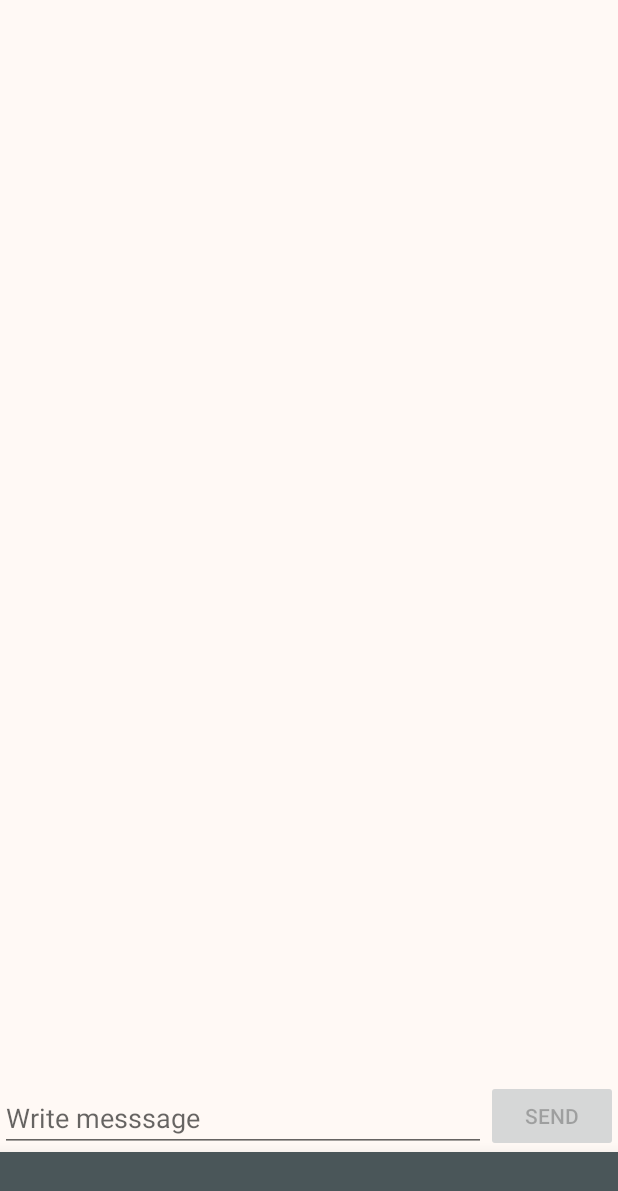
After one commit to Del-S/WearFingerprint, an Android app: the BluetoothTest screen opened directly, with no data from a screen before it, on a phone screen of 412 x 824 dp. The commit adds this screen. Shown: the top 1191 px of the screen. Run offline under Robolectric (Android 15) with nearby library versions, the phone set to English and light mode, and no system bars; libraries missing offline, so code that uses them is left out: org.altbeacon.beacon; 2 statements that could not run were skipped.

Commit message:
Bluetooth communication read/write test

```diff
--- a/app/src/main/AndroidManifest.xml
+++ b/app/src/main/AndroidManifest.xml
@@ -27,6 +27,7 @@
             </intent-filter>
         </activity>
         <activity android:name=".activities.devices.ShowDevicesActivity" />
+        <activity android:name=".activities.bluetoothTest.BluetoothTest"></activity>
     </application>
 
 </manifest>
--- a/app/src/main/java/cz/uhk/fim/kikm/wearnavigationsimple/WearApplication.java
+++ b/app/src/main/java/cz/uhk/fim/kikm/wearnavigationsimple/WearApplication.java
@@ -61,7 +61,6 @@ public class WearApplication extends Application {
     public static BluetoothConnectionService getConnectionService(Context context) {
         if(sService == null) {
             // Construct communication service
-            Configuration config = Configuration.getConfiguration(context);
             sService = new BluetoothConnectionService();
         }
         return sService;
--- /dev/null
+++ b/app/src/main/java/cz/uhk/fim/kikm/wearnavigationsimple/activities/bluetoothTest/BltAdapter.java
@@ -0,0 +1,65 @@
+package cz.uhk.fim.kikm.wearnavigationsimple.activities.bluetoothTest;
+
+import android.bluetooth.BluetoothDevice;
+import android.content.Context;
+import android.support.v7.widget.RecyclerView;
+import android.view.LayoutInflater;
+import android.view.View;
+import android.view.ViewGroup;
+import android.widget.TextView;
+
+import java.util.ArrayList;
+import java.util.List;
+
+import cz.uhk.fim.kikm.wearnavigationsimple.R;
+
+public class BltAdapter extends RecyclerView.Adapter {
+
+    // Layout variables
+    private LayoutInflater mInflater;
+    // Messages list to display
+    private List<String> mMessages = new ArrayList<>();
+
+    public BltAdapter(Context context) {
+        // Load inflater to create layout
+        mInflater = LayoutInflater.from(context);
+    }
+
+    @Override
+    public RecyclerView.ViewHolder onCreateViewHolder(ViewGroup parent, int viewType) {
+        // Creating single item view
+        View view = mInflater.inflate(R.layout.item_message, parent, false);
+        return new MessageViewHolder(view);
+    }
+
+    @Override
+    public void onBindViewHolder(RecyclerView.ViewHolder holder, int position) {
+        // Get device and view to input data into
+        final String message = mMessages.get(position);
+        final MessageViewHolder messageViewHolder = (MessageViewHolder) holder;
+
+        // Set text to display
+        messageViewHolder.text.setText(message);
+    }
+
+    @Override
+    public int getItemCount() {
+        return mMessages.size();
+    }
+
+    public void addMessage(String message) {
+        mMessages.add(message);
+        notifyDataSetChanged();
+    }
+
+    class MessageViewHolder extends RecyclerView.ViewHolder  {
+        TextView text;
+
+        MessageViewHolder(View itemView) {
+            super(itemView);
+
+            // Find item views
+            text = itemView.findViewById(R.id.im_text);
+        }
+    }
+}
--- /dev/null
+++ b/app/src/main/java/cz/uhk/fim/kikm/wearnavigationsimple/activities/bluetoothTest/BluetoothTest.java
@@ -0,0 +1,166 @@
+package cz.uhk.fim.kikm.wearnavigationsimple.activities.bluetoothTest;
+
+import android.bluetooth.BluetoothDevice;
+import android.graphics.drawable.Drawable;
+import android.os.Bundle;
+import android.os.Handler;
+import android.support.v4.content.ContextCompat;
+import android.support.v7.widget.LinearLayoutManager;
+import android.support.v7.widget.RecyclerView;
+import android.util.Log;
+import android.view.View;
+import android.widget.Button;
+import android.widget.EditText;
+import android.widget.Toast;
+
+import cz.uhk.fim.kikm.wearnavigationsimple.BaseActivity;
+import cz.uhk.fim.kikm.wearnavigationsimple.R;
+import cz.uhk.fim.kikm.wearnavigationsimple.WearApplication;
+import cz.uhk.fim.kikm.wearnavigationsimple.model.tasks.BluetoothConnection.BluetoothConnectionHandler;
+import cz.uhk.fim.kikm.wearnavigationsimple.model.tasks.BluetoothConnection.BluetoothConnectionInterface;
+import cz.uhk.fim.kikm.wearnavigationsimple.model.tasks.BluetoothConnection.BluetoothConnectionService;
+import cz.uhk.fim.kikm.wearnavigationsimple.utils.SimpleDividerItemDecoration;
+
+public class BluetoothTest extends BaseActivity implements BluetoothConnectionInterface {
+
+    // Bluetooth connection service
+    private BluetoothConnectionService mConnectionService;
+    // Handler for Bluetooth connection service using this as interface
+    private final Handler mHandler = new BluetoothConnectionHandler(this);
+    // Messages adapter
+    private BltAdapter mAdapter;
+    // List of messages
+    private RecyclerView mList;
+    // Button to send message
+    private Button sendMessage;
+
+    @Override
+    protected void onCreate(Bundle savedInstanceState) {
+        super.onCreate(savedInstanceState);
+
+        // Load connection service
+        mConnectionService = WearApplication.getConnectionService(this);
+        mConnectionService.setHandler(mHandler);
+
+        // Try to connect to the device
+        BluetoothDevice device = mConfiguration.getBondedDevice();
+        Log.d("BTTest", "Connect device: " + device.getName());
+        Log.d("BTTest", "Connect device: " + device.getAddress());
+        if(device != null) {
+            mConnectionService.connect(device, true);
+        }
+
+        // Divider for row items
+        Drawable divider = ContextCompat.getDrawable(this, R.drawable.row_with_divider);
+        // Load adapter instance
+        mAdapter = new BltAdapter(this);
+        // List of send messages
+        mList = findViewById(R.id.abt_message_list);
+        mList.setLayoutManager(new LinearLayoutManager(this));
+        mList.setAdapter(mAdapter);
+        mList.addItemDecoration(new SimpleDividerItemDecoration(divider));
+
+        final EditText message = findViewById(R.id.abt_message);
+        sendMessage = findViewById(R.id.abt_send);
+        sendMessage.setOnClickListener(new View.OnClickListener() {
+            @Override
+            public void onClick(View v) {
+                byte[] writeMessage = message.getText().toString().getBytes();
+                message.setText("");
+                mConnectionService.write(writeMessage);
+            }
+        });
+    }
+
+    /**
+     * Handles Fragment destroy function to disable services
+     */
+    @Override
+    public void onDestroy() {
+        super.onDestroy();
+        // Cancel Bluetooth communication service
+        if (mConnectionService != null) {
+            mConnectionService.stop();
+        }
+    }
+
+    /**
+     * Handles Fragment resume function to bind all functions back
+     */
+    @Override
+    public void onResume() {
+        super.onResume();
+
+        // Start Bluetooth connection service
+        if (mConnectionService != null) {
+            // Only if the state is STATE_NONE, do we know that we haven't started already
+            if (mConnectionService.getState() == BluetoothConnectionService.STATE_NONE) {
+                // Start the Bluetooth chat services
+                mConnectionService.start();
+            }
+        }
+    }
+
+    @Override
+    protected void updateUI() {
+        // Not used
+    }
+
+    @Override
+    public void deviceConnected(BluetoothDevice device) {
+        // Getting display name or address for the device
+        String displayName = device.getName();
+        if(displayName == null || displayName.isEmpty()) {
+            displayName = device.getAddress();
+        }
+
+        // Display connection error message to inform user
+        Toast.makeText(this,
+                "Connected to the device: " + displayName,
+                Toast.LENGTH_SHORT).show();
+
+        // Disable message sending
+        sendMessage.setEnabled(true);
+    }
+
+    @Override
+    public void connectionFailed(BluetoothDevice device) {
+        // Getting display name or address for the device
+        String displayName = device.getName();
+        if(displayName == null || displayName.isEmpty()) {
+            displayName = device.getAddress();
+        }
+
+        // Display connection error message to inform user
+        Toast.makeText(this,
+                String.format(getResources().getString(R.string.fdb_notice_connection_failed), displayName),
+                Toast.LENGTH_SHORT).show();
+
+        // Disable message sending
+        sendMessage.setEnabled(false);
+    }
+
+    @Override
+    public void messageReceived(String message) {
+        if(message != null && !message.isEmpty()) {
+            mAdapter.addMessage(message);
+        }
+    }
+
+    @Override
+    public void messageSend(String message) {
+        if(message != null && !message.isEmpty()) {
+            mAdapter.addMessage(message);
+        }
+    }
+
+    @Override
+    protected int getContentViewId() {
+        return R.layout.activity_bluetooth_test;
+    }
+
+    @Override
+    protected int getNavigationMenuItemId() {
+        return R.id.action_show_bluetooth_test;
+    }
+}
--- a/app/src/main/java/cz/uhk/fim/kikm/wearnavigationsimple/model/tasks/BluetoothConnection/BluetoothConnectionHandler.java
+++ b/app/src/main/java/cz/uhk/fim/kikm/wearnavigationsimple/model/tasks/BluetoothConnection/BluetoothConnectionHandler.java
@@ -3,7 +3,6 @@ package cz.uhk.fim.kikm.wearnavigationsimple.model.tasks.BluetoothConnection;
 import android.bluetooth.BluetoothDevice;
 import android.os.Handler;
 import android.os.Message;
-import android.util.Log;
 
 public class BluetoothConnectionHandler extends Handler {
     private BluetoothConnectionInterface mInterface;
@@ -21,13 +20,13 @@ public class BluetoothConnectionHandler extends Handler {
                 byte[] writeBuf = (byte[]) msg.obj;
                 // construct a string from the buffer
                 String writeMessage = new String(writeBuf);
-                Log.d(TAG, "Message write: " + writeMessage);
+                mInterface.messageSend(writeMessage);
                 break;
             case BluetoothConnectionService.MESSAGE_READ:
                 byte[] readBuf = (byte[]) msg.obj;
                 // construct a string from the valid bytes in the buffer
                 String readMessage = new String(readBuf, 0, msg.arg1);
-                Log.d(TAG, "Message read: " + readMessage);
+                mInterface.messageReceived(readMessage);
                 break;
             case BluetoothConnectionService.MESSAGE_DEVICE_CONNECTED:
                 // Call device connected via Interface
--- a/app/src/main/java/cz/uhk/fim/kikm/wearnavigationsimple/model/tasks/BluetoothConnection/BluetoothConnectionInterface.java
+++ b/app/src/main/java/cz/uhk/fim/kikm/wearnavigationsimple/model/tasks/BluetoothConnection/BluetoothConnectionInterface.java
@@ -17,8 +17,23 @@ public interface BluetoothConnectionInterface {
 
     /**
      * Failed connection to a specific device.
+     * Inform context that connection failed.
      *
      * @param device that was not connected
      */
     void connectionFailed(BluetoothDevice device);
+
+    /**
+     * Pass received message to handle or display.
+     *
+     * @param message that was received
+     */
+    void messageReceived(String message);
+
+    /**
+     * Informs that message was send. Just to confirm.
+     *
+     * @param message that was send
+     */
+    void messageSend(String message);
 }
--- /dev/null
+++ b/app/src/main/res/drawable/ic_bluetooth_24dp.xml
@@ -0,0 +1,9 @@
+<vector xmlns:android="http://schemas.android.com/apk/res/android"
+        android:width="24dp"
+        android:height="24dp"
+        android:viewportWidth="24.0"
+        android:viewportHeight="24.0">
+    <path
+        android:fillColor="@color/colorMenuButton"
+        android:pathData="M17.71,7.71L12,2h-1v7.59L6.41,5 5,6.41 10.59,12 5,17.59 6.41,19 11,14.41L11,22h1l5.71,-5.71 -4.3,-4.29 4.3,-4.29zM13,5.83l1.88,1.88L13,9.59L13,5.83zM14.88,16.29L13,18.17v-3.76l1.88,1.88z"/>
+</vector>
--- /dev/null
+++ b/app/src/main/res/layout/activity_bluetooth_test.xml
@@ -0,0 +1,58 @@
+<?xml version="1.0" encoding="utf-8"?>
+<android.support.constraint.ConstraintLayout xmlns:android="http://schemas.android.com/apk/res/android"
+    xmlns:app="http://schemas.android.com/apk/res-auto"
+    xmlns:tools="http://schemas.android.com/tools"
+    android:layout_width="match_parent"
+    android:layout_height="match_parent"
+    tools:context="cz.uhk.fim.kikm.wearnavigationsimple.activities.bluetoothTest.BluetoothTest">
+
+    <android.support.v7.widget.RecyclerView
+        android:id="@+id/abt_message_list"
+        android:layout_width="match_parent"
+        android:layout_height="wrap_content"
+        app:layout_constraintBottom_toTopOf="@id/abt_send_content"
+        app:layout_constraintEnd_toEndOf="parent"
+        app:layout_constraintStart_toStartOf="parent"
+        app:layout_constraintTop_toTopOf="parent"
+        app:layout_constraintVertical_bias="1" />
+
+    <android.support.constraint.ConstraintLayout
+        android:id="@+id/abt_send_content"
+        android:layout_width="match_parent"
+        android:layout_height="wrap_content"
+        app:layout_constraintBottom_toTopOf="@+id/bottom_menu"
+        app:layout_constraintEnd_toEndOf="parent"
+        app:layout_constraintStart_toStartOf="parent">
+
+        <Button
+            android:id="@+id/abt_send"
+            android:layout_width="wrap_content"
+            android:layout_height="wrap_content"
+            android:text="Send"
+            android:enabled="false"
+            app:layout_constraintBottom_toBottomOf="parent"
+            app:layout_constraintEnd_toEndOf="parent" />
+
+        <EditText
+            android:id="@+id/abt_message"
+            android:layout_width="0dp"
+            android:layout_height="wrap_content"
+            android:ems="10"
+            android:inputType="textPersonName"
+            android:hint="Write messsage"
+            app:layout_constraintBottom_toBottomOf="parent"
+            app:layout_constraintEnd_toStartOf="@+id/abt_send"
+            app:layout_constraintStart_toStartOf="parent" />
+
+    </android.support.constraint.ConstraintLayout>
+
+    <include
+        layout="@layout/element_bottom_menu"
+        android:layout_width="0dp"
+        android:layout_height="wrap_content"
+        app:layout_constraintBottom_toBottomOf="parent"
+        app:layout_constraintLeft_toLeftOf="parent"
+        app:layout_constraintRight_toRightOf="parent"
+        />
+
+</android.support.constraint.ConstraintLayout>
--- a/app/src/main/res/menu/menu_main.xml
+++ b/app/src/main/res/menu/menu_main.xml
@@ -10,6 +10,13 @@
         android:visible="false"/>
 
     <item
+        android:id="@+id/action_show_bluetooth_test"
+        android:icon="@drawable/ic_bluetooth_24dp"
+        android:title="BL Test"
+        app:showAsAction="always"
+        android:visible="false"/>
+
+    <item
         android:id="@+id/action_show_devices"
         android:icon="@drawable/ic_devices_24dp"
         android:title="@string/app_menu_show_devices"
```
Also changed, not shown: app/src/main/java/cz/uhk/fim/kikm/wearnavigationsimple/BaseActivity.java (+8 -0 lines), app/src/main/java/cz/uhk/fim/kikm/wearnavigationsimple/MainActivity.java (+1 -6 lines), app/src/main/java/cz/uhk/fim/kikm/wearnavigationsimple/activities/devices/BluetoothDevicesFragment.java (+30 -17 lines), app/src/main/java/cz/uhk/fim/kikm/wearnavigationsimple/model/configuration/Configuration.java (+6 -5 lines), app/src/main/res/layout/item_message.xml (added, +21 -0 lines).
